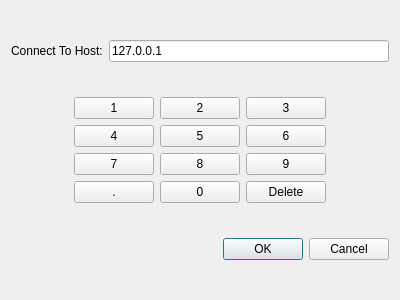
Before: the Qt Designer form connectdialog.ui in Lucinda-Aemilia/Gomoku, drawn with Qt 5.
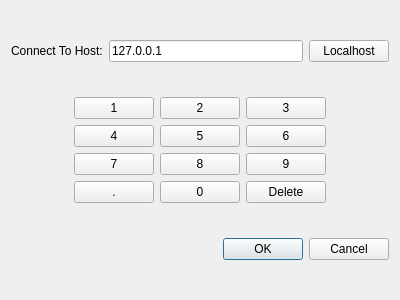
After: the same form once the commit is applied.

```diff
--- a/connectdialog.ui
+++ b/connectdialog.ui
@@ -29,7 +29,14 @@
         <string>127.0.0.1</string>
        </property>
        <property name="readOnly">
-        <bool>true</bool>
+        <bool>false</bool>
+       </property>
+      </widget>
+     </item>
+     <item>
+      <widget class="QPushButton" name="localHostButton">
+       <property name="text">
+        <string>Localhost</string>
        </property>
       </widget>
      </item>
```
